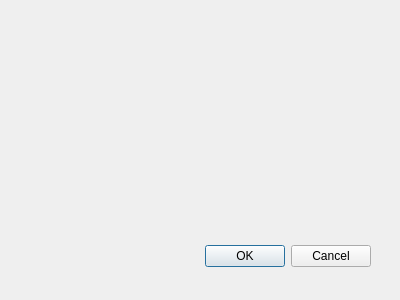
kelvin34501/alchimia_repo, file app/dataconfigurationdialog.ui: the form before one commit.
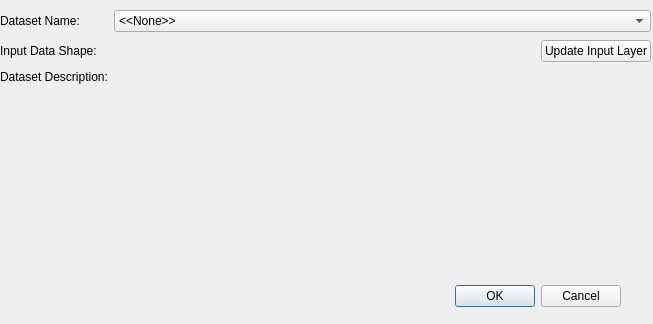
The form after the commit.

Patch:
```diff
--- a/app/dataconfigurationdialog.ui
+++ b/app/dataconfigurationdialog.ui
@@ -8,8 +8,8 @@
    <rect>
     <x>0</x>
     <y>0</y>
-    <width>400</width>
-    <height>300</height>
+    <width>653</width>
+    <height>324</height>
    </rect>
   </property>
   <property name="windowTitle">
@@ -18,8 +18,8 @@
   <widget name="buttonBox" class="QDialogButtonBox">
    <property name="geometry">
     <rect>
-     <x>30</x>
-     <y>240</y>
+     <x>280</x>
+     <y>280</y>
      <width>341</width>
      <height>32</height>
     </rect>
@@ -31,6 +31,115 @@
     <set>QDialogButtonBox::Cancel|QDialogButtonBox::Ok</set>
    </property>
   </widget>
+  <widget class="QWidget" name="formLayoutWidget">
+   <property name="geometry">
+    <rect>
+     <x>0</x>
+     <y>10</y>
+     <width>651</width>
+     <height>231</height>
+    </rect>
+   </property>
+   <layout class="QFormLayout" name="formLayout">
+    <property name="verticalSpacing">
+     <number>8</number>
+    </property>
+    <item row="0" column="0">
+     <widget class="QLabel" name="label_2">
+      <property name="text">
+       <string>Dataset Name:</string>
+      </property>
+     </widget>
+    </item>
+    <item row="0" column="1">
+     <layout class="QHBoxLayout" name="horizontalLayout">
+      <item>
+       <widget class="QComboBox" name="datasetComboBox">
+        <item>
+         <property name="text">
+          <string>&lt;&lt;None&gt;&gt;</string>
+         </property>
+        </item>
+        <item>
+         <property name="text">
+          <string>cifar10</string>
+         </property>
+        </item>
+        <item>
+         <property name="text">
+          <string>cifar100</string>
+         </property>
+        </item>
+        <item>
+         <property name="text">
+          <string>imdb</string>
+         </property>
+        </item>
+        <item>
+         <property name="text">
+          <string>reuters</string>
+         </property>
+        </item>
+        <item>
+         <property name="text">
+          <string>mnist</string>
+         </property>
+        </item>
+        <item>
+         <property name="text">
+          <string>fashion_mnist</string>
+         </property>
+        </item>
+        <item>
+         <property name="text">
+          <string>boston_housing</string>
+         </property>
+        </item>
+       </widget>
+      </item>
+     </layout>
+    </item>
+    <item row="2" column="0">
+     <widget class="QLabel" name="label">
+      <property name="text">
+       <string>Input Data Shape:</string>
+      </property>
+     </widget>
+    </item>
+    <item row="2" column="1">
+     <layout class="QHBoxLayout" name="horizontalLayout_2" stretch="4,1">
+      <item>
+       <widget class="QLabel" name="datasetShapeLabel">
+        <property name="text">
+         <string/>
+        </property>
+       </widget>
+      </item>
+      <item>
+       <widget class="QPushButton" name="updateInputButton">
+        <property name="text">
+         <string>Update Input Layer</string>
+        </property>
+       </widget>
+      </item>
+     </layout>
+    </item>
+    <item row="3" column="0">
+     <widget class="QLabel" name="label_4">
+      <property name="text">
+       <string>Dataset Description:</string>
+      </property>
+     </widget>
+    </item>
+    <item row="3" column="1">
+     <widget class="QLabel" name="datasetSizeLabel">
+      <property name="text">
+       <string/>
+      </property>
+     </widget>
+    </item>
+   </layout>
+  </widget>
  </widget>
  <pixmapfunction/>
  <resources/>
```
Left out of the diff: 17 changed lines with no effect on the pictures.
